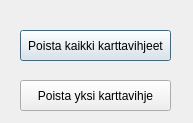
Above: dialogs/DeleteLayer_dialog.ui from finnishtransportagency/QGIS-tieosoitetyokalu before the change. Below: the same form after it.
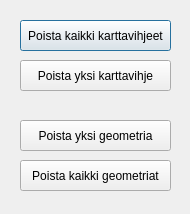
That is the form after the change.

Commit message: delete features, bug fixes, docs

The edit to the form file:
```diff
--- a/dialogs/DeleteLayer_dialog.ui
+++ b/dialogs/DeleteLayer_dialog.ui
@@ -6,8 +6,8 @@
    <rect>
     <x>0</x>
     <y>0</y>
-    <width>193</width>
-    <height>123</height>
+    <width>190</width>
+    <height>214</height>
    </rect>
   </property>
   <property name="windowTitle">
@@ -17,7 +17,7 @@
    <property name="geometry">
     <rect>
      <x>20</x>
-     <y>30</y>
+     <y>20</y>
      <width>151</width>
      <height>31</height>
     </rect>
@@ -30,7 +30,7 @@
    <property name="geometry">
     <rect>
      <x>20</x>
-     <y>80</y>
+     <y>60</y>
      <width>151</width>
      <height>31</height>
     </rect>
@@ -39,6 +39,32 @@
     <string>Poista yksi karttavihje</string>
    </property>
   </widget>
+  <widget class="QPushButton" name="pushButton_delete_feature">
+   <property name="geometry">
+    <rect>
+     <x>20</x>
+     <y>120</y>
+     <width>151</width>
+     <height>31</height>
+    </rect>
+   </property>
+   <property name="text">
+    <string>Poista yksi geometria</string>
+   </property>
+  </widget>
+  <widget class="QPushButton" name="pushButton_delete_all_features">
+   <property name="geometry">
+    <rect>
+     <x>20</x>
+     <y>160</y>
+     <width>151</width>
+     <height>31</height>
+    </rect>
+   </property>
+   <property name="text">
+    <string>Poista kaikki geometriat</string>
+   </property>
+  </widget>
  </widget>
  <resources/>
  <connections/>
```
The commit also changes 3 other files.
